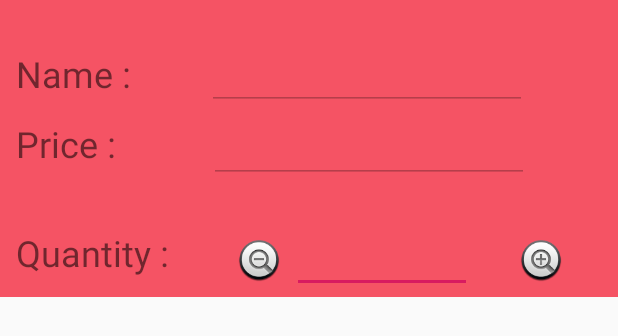
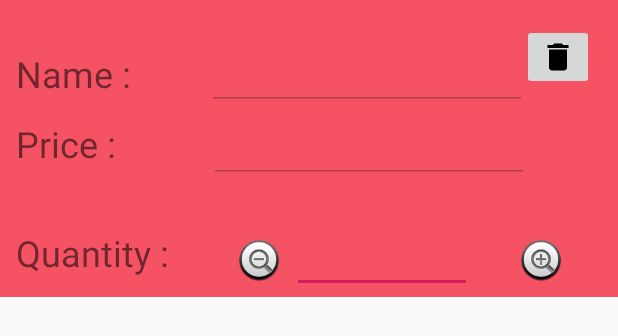
Before and after one commit to marawanFawzy/MyShoppingApp, an Android app: the layout activity_custom_adapter.xml on its own in the app's theme, with its tools: preview values and no code run, on a phone screen of 412 x 824 dp. Shown: the top 336 px of the screen. Run offline under Robolectric (Android 15) with nearby library versions, the phone set to English and light mode, and no system bars.

Commit message:
adding delete button for cart

```diff
--- /dev/null
+++ b/app/src/main/res/drawable/ic_baseline_delete_24.xml
@@ -0,0 +1,5 @@
+<vector android:height="24dp" android:tint="#000000"
+    android:viewportHeight="24" android:viewportWidth="24"
+    android:width="24dp" xmlns:android="http://schemas.android.com/apk/res/android">
+    <path android:fillColor="@android:color/white" android:pathData="M6,19c0,1.1 0.9,2 2,2h8c1.1,0 2,-0.9 2,-2V7H6v12zM19,4h-3.5l-1,-1h-5l-1,1H5v2h14V4z"/>
+</vector>
--- a/app/src/main/res/layout/activity_custom_adapter.xml
+++ b/app/src/main/res/layout/activity_custom_adapter.xml
@@ -6,6 +6,17 @@
     android:layout_height="wrap_content"
     android:background="#F55364"
     tools:context=".CustomAdapter">
+
+    <ImageButton
+        android:id="@+id/delete_button"
+        android:layout_marginTop="16dp"
+        android:layout_marginEnd="16dp"
+        android:src="@drawable/ic_baseline_delete_24"
+        app:layout_constraintEnd_toEndOf="parent"
+        app:layout_constraintTop_toTopOf="parent"
+        android:layout_width="wrap_content"
+        android:layout_height="wrap_content"
+        android:layout_marginRight="16dp" />
 
     <TextView
         android:id="@+id/nameTextview"
```
Also changed, not shown: app/src/main/java/com/example/myshoppingapp/CustomAdapter.java (+10 -0 lines), app/src/main/java/com/example/myshoppingapp/ShoppingCart.java (+0 -8 lines).
